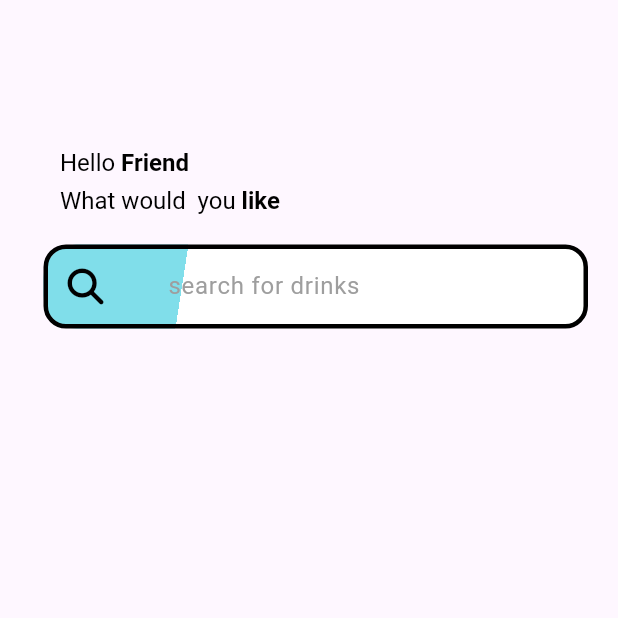
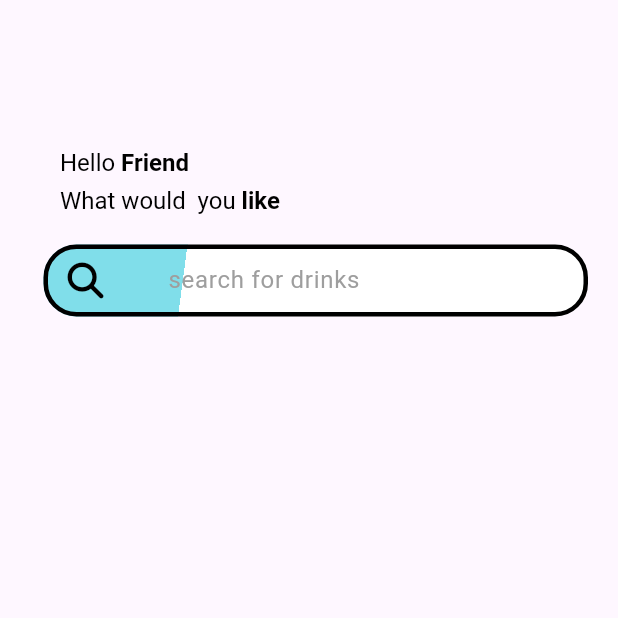
Before and after one commit to Amjadyabroudi128/drinks-, a Flutter app: the screen it shows after launch, on a phone screen of 412 x 824 dp, the top half of it. Run offline on Flutter 3.47's test engine with Material 3 defaults, Android fonts, the light colour scheme and no system bars; our stand-ins replace font_awesome_flutter.

Commit message:
content padding

```diff
--- a/lib/core/features/themes/themes.dart
+++ b/lib/core/features/themes/themes.dart
@@ -5,11 +5,12 @@ import 'package:flutter/material.dart';
 class AppTheme {
   static final _border = OutlineInputBorder(
     borderSide:  BorderSide(color: borderColor, width: 3),
-    borderRadius: BorderRadius.circular(15),
+    borderRadius: BorderRadius.circular(22),
   );
   static final themeData = ThemeData().copyWith(
     inputDecorationTheme:  InputDecorationTheme(
-      prefixIconColor: blackIcon,
+        contentPadding: EdgeInsets.all(10.0),
+        prefixIconColor: blackIcon,
       suffixIconColor: blackIcon,
       enabledBorder: _border,
       focusedBorder: _border,
```
